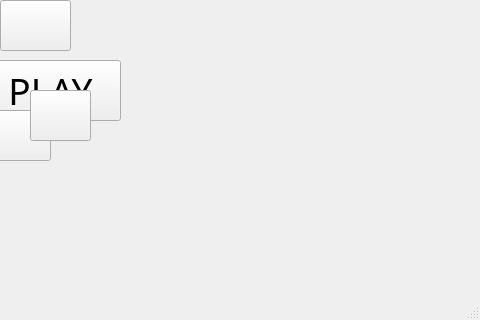
Old version of the form AsiaTravelGuide/view.ui in the repository bestcreator01/asia-travel-guide; both pictures show x 320 to 800 and y 280 to 600 of the 800 by 600 pixel window.
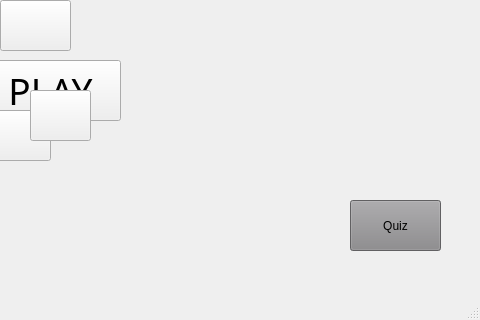
New version of the form.

Commit message: added quiz button

Patch:
```diff
--- a/AsiaTravelGuide/view.ui
+++ b/AsiaTravelGuide/view.ui
@@ -156,6 +156,22 @@
      <string/>
     </property>
    </widget>
+   <widget class="QPushButton" name="quizButton">
+    <property name="geometry">
+     <rect>
+      <x>670</x>
+      <y>480</y>
+      <width>91</width>
+      <height>51</height>
+     </rect>
+    </property>
+    <property name="styleSheet">
+     <string notr="true">background-color: rgb(136, 135, 137)</string>
+    </property>
+    <property name="text">
+     <string>Quiz</string>
+    </property>
+   </widget>
   </widget>
   <widget class="QMenuBar" name="menubar">
    <property name="geometry">
```
The commit also changes 2 other files.
